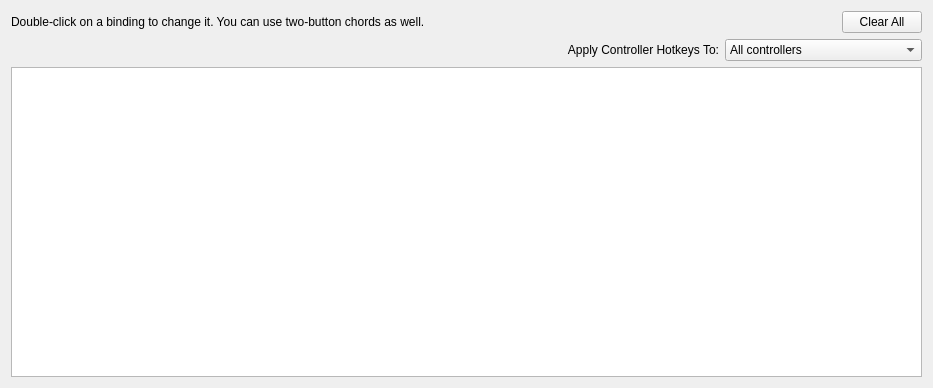
Before: the Qt Designer form core/src/citra_qt/configuration/configure_hotkeys_controller.ui in ReiKatari/STORM_3DS, drawn with Qt 5.
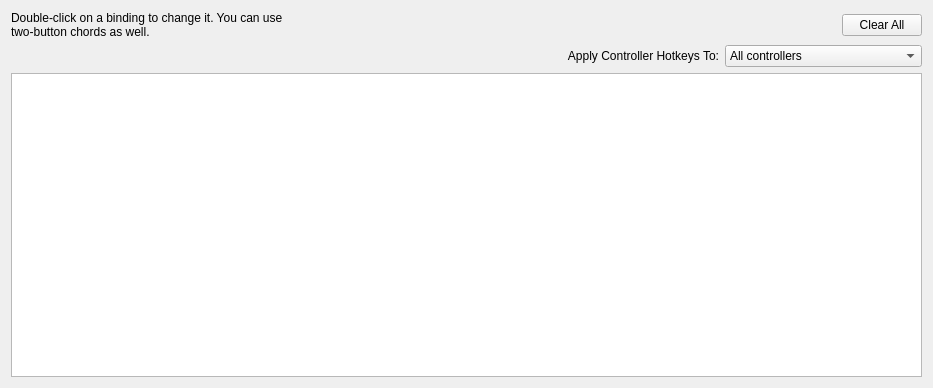
After: the same form once the commit is applied.

```diff
--- a/core/src/citra_qt/configuration/configure_hotkeys_controller.ui
+++ b/core/src/citra_qt/configuration/configure_hotkeys_controller.ui
@@ -18,6 +18,9 @@
        <property name="text">
         <string>Double-click on a binding to change it. You can use two-button chords as well.</string>
        </property>
+       <property name="wordWrap">
+        <bool>true</bool>
+       </property>
       </widget>
      </item>
      <item>
```
